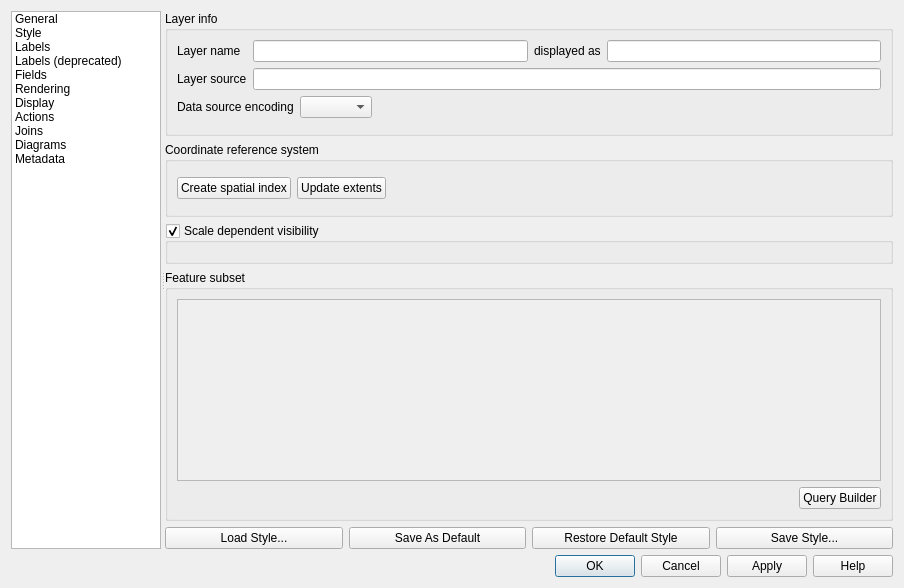
This is src/ui/qgsvectorlayerpropertiesbase.ui in qgis/QGIS as Qt 5 draws it before an edit. The edited form follows.
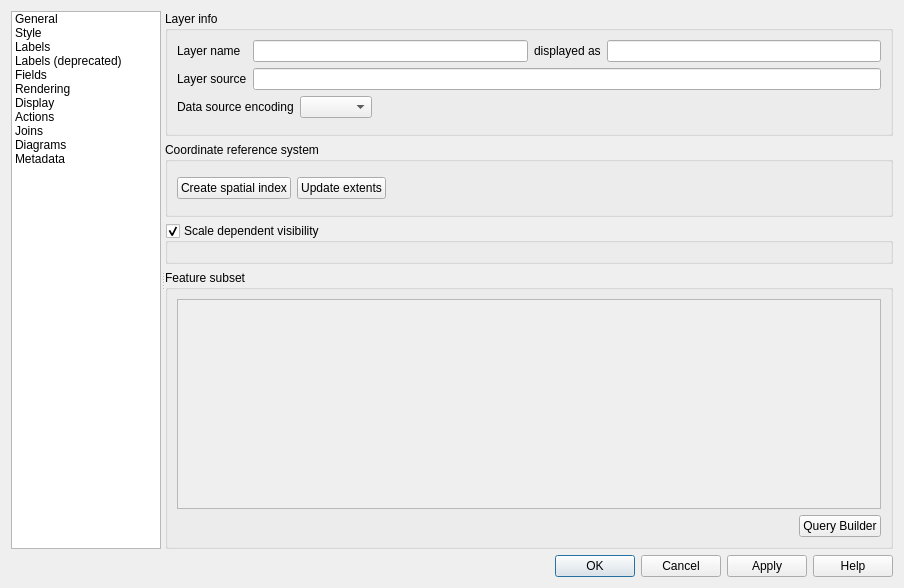
This is the edited form. Icons and pictures are not drawn. Custom widgets are drawn as their Qt base class.

Commit message:
Replace the row of style-related buttons by a button with context menu
This saves vertical space and will allow addition of more actions.

This code has been funded by Tuscany Region (Italy) - SITA (CIG: 6002233F59)
and commissioned to Gis3W s.a.s.

```diff
--- a/src/ui/qgsvectorlayerpropertiesbase.ui
+++ b/src/ui/qgsvectorlayerpropertiesbase.ui
@@ -266,8 +266,8 @@
                <rect>
                 <x>0</x>
                 <y>0</y>
-                <width>730</width>
-                <height>502</height>
+                <width>743</width>
+                <height>546</height>
                </rect>
               </property>
               <layout class="QVBoxLayout" name="verticalLayout_13">
@@ -1546,38 +1546,6 @@
          </widget>
         </widget>
        </item>
-       <item>
-        <layout class="QHBoxLayout" name="horizontalLayout_9">
-         <item>
-          <widget class="QPushButton" name="pbnLoadStyle">
-           <property name="text">
-            <string>Load Style...</string>
-           </property>
-          </widget>
-         </item>
-         <item>
-          <widget class="QPushButton" name="pbnSaveDefaultStyle">
-           <property name="text">
-            <string>Save As Default</string>
-           </property>
-          </widget>
-         </item>
-         <item>
-          <widget class="QPushButton" name="pbnLoadDefaultStyle">
-           <property name="text">
-            <string>Restore Default Style</string>
-           </property>
-          </widget>
-         </item>
-         <item>
-          <widget class="QPushButton" name="pbnSaveStyleAs">
-           <property name="text">
-            <string>Save Style...</string>
-           </property>
-          </widget>
-         </item>
-        </layout>
-       </item>
       </layout>
      </widget>
     </widget>
```
Left out of the diff: 12 changed lines with no effect on the pictures. The commit also changes 4 other files.
